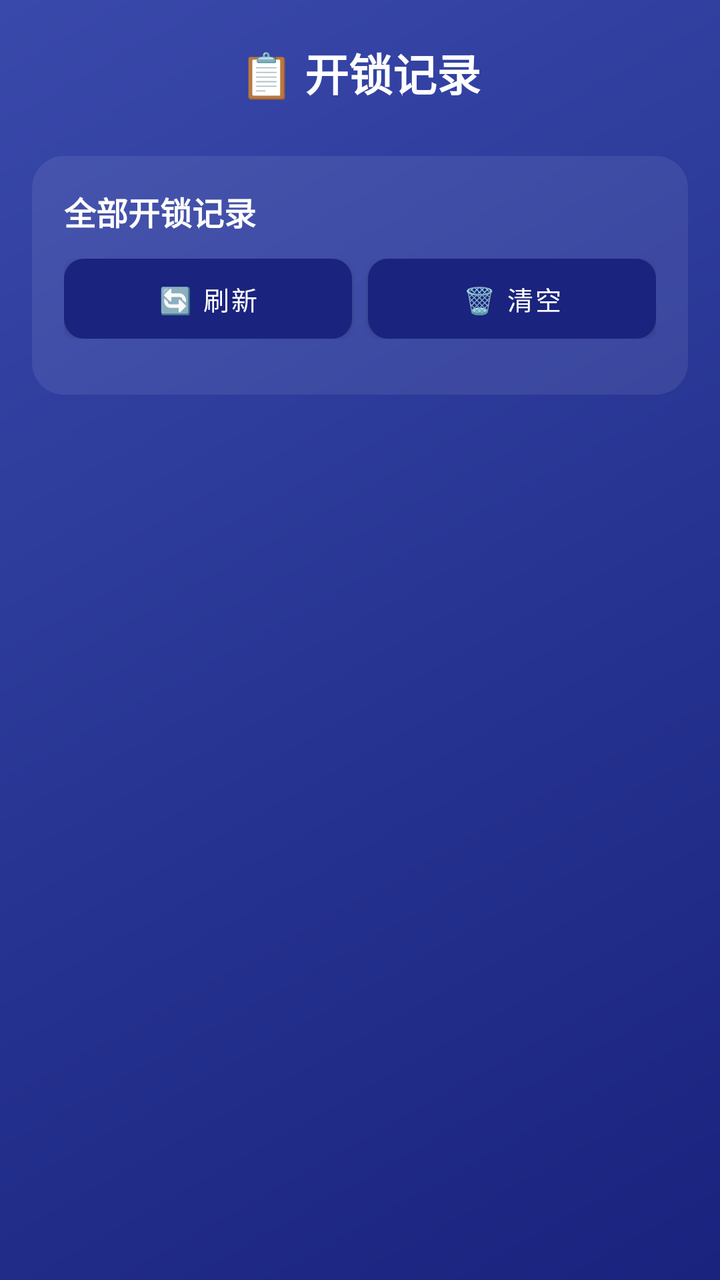
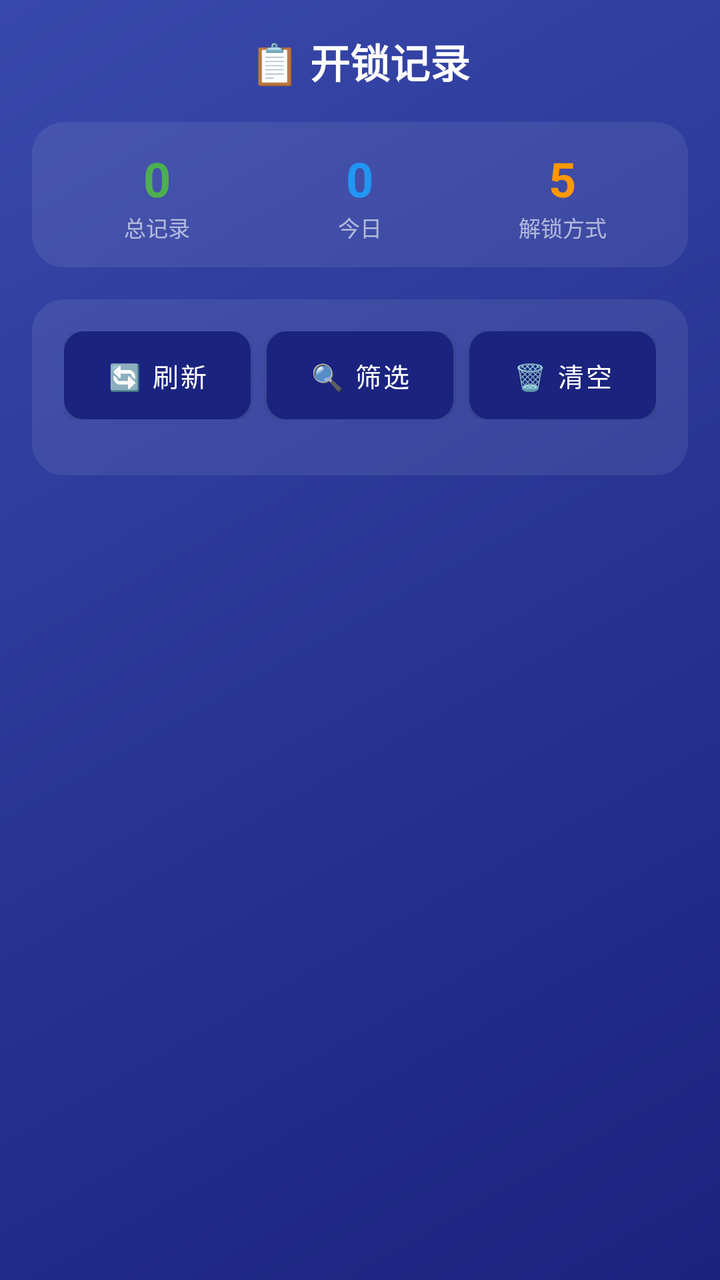

Compare the two renders of this Android layout. The source of the first and the diff that turns it into the second are given below.
<!-- AndroidManifest.xml: application theme Theme.SmartLock -->
<!-- res/layout/fragment_records.xml -->
<?xml version="1.0" encoding="utf-8"?>
<ScrollView xmlns:android="http://schemas.android.com/apk/res/android"
    android:layout_width="match_parent"
    android:layout_height="match_parent"
    android:background="@drawable/bg_gradient">

    <LinearLayout
        android:layout_width="match_parent"
        android:layout_height="wrap_content"
        android:orientation="vertical"
        android:paddingBottom="80dp">

        <TextView
            android:layout_width="match_parent"
            android:layout_height="wrap_content"
            android:text="📋 开锁记录"
            android:textSize="22sp"
            android:textStyle="bold"
            android:textColor="#FFFFFF"
            android:gravity="center"
            android:paddingTop="20dp"
            android:paddingBottom="10dp"/>

        <LinearLayout
            android:layout_width="match_parent"
            android:layout_height="wrap_content"
            android:orientation="vertical"
            android:background="@drawable/bg_panel"
            android:layout_margin="16dp"
            android:padding="16dp">

            <TextView
                android:layout_width="wrap_content"
                android:layout_height="wrap_content"
                android:text="全部开锁记录"
                android:textSize="16sp"
                android:textStyle="bold"
                android:textColor="#FFFFFF"/>

            <LinearLayout
                android:layout_width="match_parent"
                android:layout_height="wrap_content"
                android:orientation="horizontal"
                android:layout_marginTop="12dp"
                android:layout_marginBottom="12dp">

                <Button
                    android:id="@+id/btn_refresh"
                    android:layout_width="0dp"
                    android:layout_height="40dp"
                    android:layout_weight="1"
                    android:layout_marginEnd="8dp"
                    android:background="@drawable/bg_btn_orange"
                    android:text="🔄 刷新"
                    android:textSize="13sp"
                    android:textColor="#FFFFFF"/>

                <Button
                    android:id="@+id/btn_clear"
                    android:layout_width="0dp"
                    android:layout_height="40dp"
                    android:layout_weight="1"
                    android:background="@drawable/bg_btn_red"
                    android:text="🗑️ 清空"
                    android:textSize="13sp"
                    android:textColor="#FFFFFF"/>
            </LinearLayout>

            <LinearLayout
                android:id="@+id/records_list"
                android:layout_width="match_parent"
                android:layout_height="wrap_content"
                android:orientation="vertical"/>
        </LinearLayout>

    </LinearLayout>
</ScrollView>
<!-- resources referenced by this layout -->
<resources>
  <!-- drawable bg_btn_orange (drawable) -->
  <?xml version="1.0" encoding="utf-8"?>
  <shape xmlns:android="http://schemas.android.com/apk/res/android"
      android:shape="rectangle">
      <solid android:color="#FF9800"/>
      <corners android:radius="10dp"/>
  </shape>
  <!-- drawable bg_btn_red (drawable) -->
  <?xml version="1.0" encoding="utf-8"?>
  <shape xmlns:android="http://schemas.android.com/apk/res/android"
      android:shape="rectangle">
      <solid android:color="#F44336"/>
      <corners android:radius="10dp"/>
  </shape>
  <!-- drawable bg_gradient (drawable) -->
  <?xml version="1.0" encoding="utf-8"?>
  <shape xmlns:android="http://schemas.android.com/apk/res/android"
      android:shape="rectangle">
      <gradient
          android:startColor="#1A237E"
          android:centerColor="#283593"
          android:endColor="#3949AB"
          android:angle="135"/>
  </shape>
  <!-- drawable bg_panel (drawable) -->
  <?xml version="1.0" encoding="utf-8"?>
  <shape xmlns:android="http://schemas.android.com/apk/res/android"
      android:shape="rectangle">
      <solid android:color="#14FFFFFF"/>
      <corners android:radius="16dp"/>
  </shape>
  <style name="Theme.SmartLock" parent="Theme.MaterialComponents.NoActionBar">
          <item name="colorPrimary">@color/primary</item>
          <item name="colorPrimaryDark">@color/primary_dark</item>
          <item name="colorAccent">@color/accent</item>
          <item name="android:windowBackground">@drawable/bg_gradient</item>
          <item name="android:statusBarColor">@android:color/transparent</item>
          <item name="android:navigationBarColor">#CC000000</item>
      </style>
  <color name="primary">#1A237E</color>
  <color name="primary_dark">#0D1642</color>
  <color name="accent">#4CAF50</color>
</resources>

<!-- the commit's change to res/layout/fragment_records.xml (unified diff, before → after) -->
@@ -14,54 +14,140 @@
             android:layout_width="match_parent"
             android:layout_height="wrap_content"
             android:text="📋 开锁记录"
-            android:textSize="22sp"
+            android:textSize="20sp"
             android:textStyle="bold"
             android:textColor="#FFFFFF"
             android:gravity="center"
-            android:paddingTop="20dp"
-            android:paddingBottom="10dp"/>
+            android:paddingTop="16dp"/>
 
+        
+        <LinearLayout
+            android:layout_width="match_parent"
+            android:layout_height="wrap_content"
+            android:orientation="horizontal"
+            android:layout_margin="16dp"
+            android:background="@drawable/bg_panel"
+            android:padding="12dp">
+
+            <LinearLayout
+                android:layout_width="0dp"
+                android:layout_height="wrap_content"
+                android:layout_weight="1"
+                android:orientation="vertical"
+                android:gravity="center">
+
+                <TextView
+                    android:id="@+id/tv_total_count"
+                    android:layout_width="wrap_content"
+                    android:layout_height="wrap_content"
+                    android:text="0"
+                    android:textSize="24sp"
+                    android:textStyle="bold"
+                    android:textColor="#4CAF50"/>
+
+                <TextView
+                    android:layout_width="wrap_content"
+                    android:layout_height="wrap_content"
+                    android:text="总记录"
+                    android:textSize="11sp"
+                    android:textColor="#99FFFFFF"/>
+            </LinearLayout>
+
+            <LinearLayout
+                android:layout_width="0dp"
+                android:layout_height="wrap_content"
+                android:layout_weight="1"
+                android:orientation="vertical"
+                android:gravity="center">
+
+                <TextView
+                    android:id="@+id/tv_today_count"
+                    android:layout_width="wrap_content"
+                    android:layout_height="wrap_content"
+                    android:text="0"
+                    android:textSize="24sp"
+                    android:textStyle="bold"
+                    android:textColor="#2196F3"/>
+
+                <TextView
+                    android:layout_width="wrap_content"
+                    android:layout_height="wrap_content"
+                    android:text="今日"
+                    android:textSize="11sp"
+                    android:textColor="#99FFFFFF"/>
+            </LinearLayout>
+
+            <LinearLayout
+                android:layout_width="0dp"
+                android:layout_height="wrap_content"
+                android:layout_weight="1"
+                android:orientation="vertical"
+                android:gravity="center">
+
+                <TextView
+                    android:id="@+id/tv_method_count"
+                    android:layout_width="wrap_content"
+                    android:layout_height="wrap_content"
+                    android:text="5"
+                    android:textSize="24sp"
+                    android:textStyle="bold"
+                    android:textColor="#FF9800"/>
+
+                <TextView
+                    android:layout_width="wrap_content"
+                    android:layout_height="wrap_content"
+                    android:text="解锁方式"
+                    android:textSize="11sp"
+                    android:textColor="#99FFFFFF"/>
+            </LinearLayout>
+        </LinearLayout>
+
+        
         <LinearLayout
             android:layout_width="match_parent"
             android:layout_height="wrap_content"
             android:orientation="vertical"
             android:background="@drawable/bg_panel"
-            android:layout_margin="16dp"
+            android:layout_marginStart="16dp"
+            android:layout_marginEnd="16dp"
             android:padding="16dp">
-
-            <TextView
-                android:layout_width="wrap_content"
-                android:layout_height="wrap_content"
-                android:text="全部开锁记录"
-                android:textSize="16sp"
-                android:textStyle="bold"
-                android:textColor="#FFFFFF"/>
 
             <LinearLayout
                 android:layout_width="match_parent"
                 android:layout_height="wrap_content"
-                android:orientation="horizontal"
-                android:layout_marginTop="12dp"
-                android:layout_marginBottom="12dp">
+                android:orientation="horizontal">
 
                 <Button
                     android:id="@+id/btn_refresh"
                     android:layout_width="0dp"
-                    android:layout_height="40dp"
+                    android:layout_height="44dp"
                     android:layout_weight="1"
-                    android:layout_marginEnd="8dp"
+                    android:layout_marginEnd="4dp"
                     android:background="@drawable/bg_btn_orange"
                     android:text="🔄 刷新"
                     android:textSize="13sp"
                     android:textColor="#FFFFFF"/>
 
                 <Button
+                    android:id="@+id/btn_filter"
+                    android:layout_width="0dp"
+                    android:layout_height="44dp"
+                    android:layout_weight="1"
+                    android:layout_marginStart="4dp"
+                    android:layout_marginEnd="4dp"
+                    android:background="@drawable/bg_btn_green"
+                    android:text="🔍 筛选"
+                    android:textSize="13sp"
+                    android:textColor="#FFFFFF"/>
+
+                <Button
                     android:id="@+id/btn_clear"
                     android:layout_width="0dp"
-                    android:layout_height="40dp"
+                    android:layout_height="44dp"
                     android:layout_weight="1"
+                    android:layout_marginStart="4dp"
                     android:background="@drawable/bg_btn_red"
-                    android:text="🗑️ 清空"
+                    android:text="🗑 清空"
                     android:textSize="13sp"
                     android:textColor="#FFFFFF"/>
             </LinearLayout>
@@ -70,7 +156,8 @@
                 android:id="@+id/records_list"
                 android:layout_width="match_parent"
                 android:layout_height="wrap_content"
-                android:orientation="vertical"/>
+                android:orientation="vertical"
+                android:layout_marginTop="12dp"/>
         </LinearLayout>
 
     </LinearLayout>
<!-- resource entries referenced after the edit -->
@@ -1,5 +1,12 @@
 <!-- resources referenced by this layout -->
 <resources>
+  <!-- drawable bg_btn_green (drawable) -->
+  <?xml version="1.0" encoding="utf-8"?>
+  <shape xmlns:android="http://schemas.android.com/apk/res/android"
+      android:shape="rectangle">
+      <solid android:color="#4CAF50"/>
+      <corners android:radius="10dp"/>
+  </shape>
   <!-- drawable bg_btn_orange (drawable) -->
   <?xml version="1.0" encoding="utf-8"?>
   <shape xmlns:android="http://schemas.android.com/apk/res/android"
